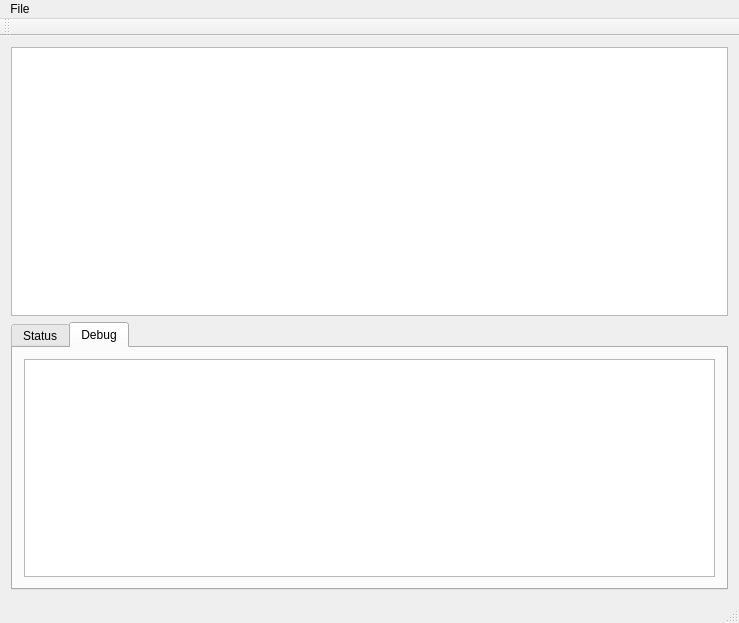
Qt form microMouseServer/microMouseServer/micromouseserver.ui (zeroDecoder/SFHS_mmSim) before a commit.
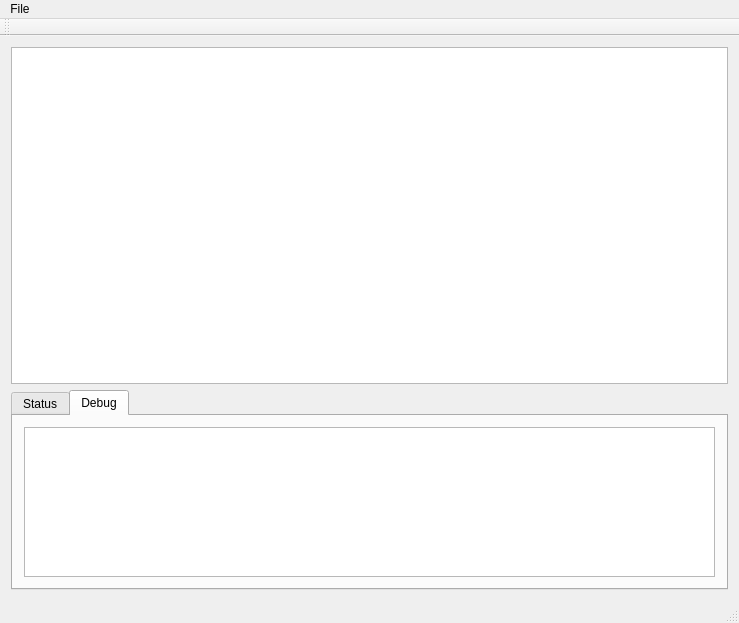
The same form after that commit.

Commit message: Start of maze GUI

```diff
--- a/microMouseServer/microMouseServer/micromouseserver.ui
+++ b/microMouseServer/microMouseServer/micromouseserver.ui
@@ -20,6 +20,12 @@
     </item>
     <item>
      <widget class="QTabWidget" name="tabWidget">
+      <property name="maximumSize">
+       <size>
+        <width>16777215</width>
+        <height>200</height>
+       </size>
+      </property>
       <property name="currentIndex">
        <number>1</number>
       </property>
```
Left out of the diff: 8 changed lines with no effect on the pictures. The commit also changes 5 other files.
